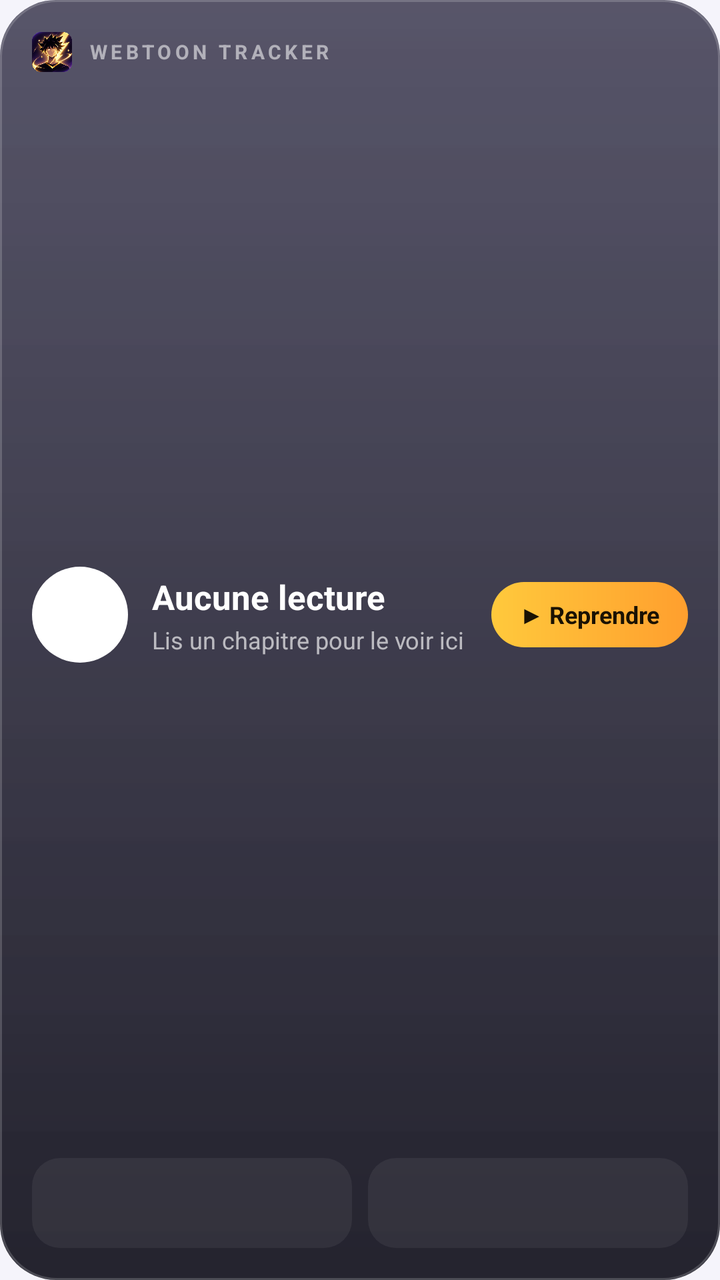
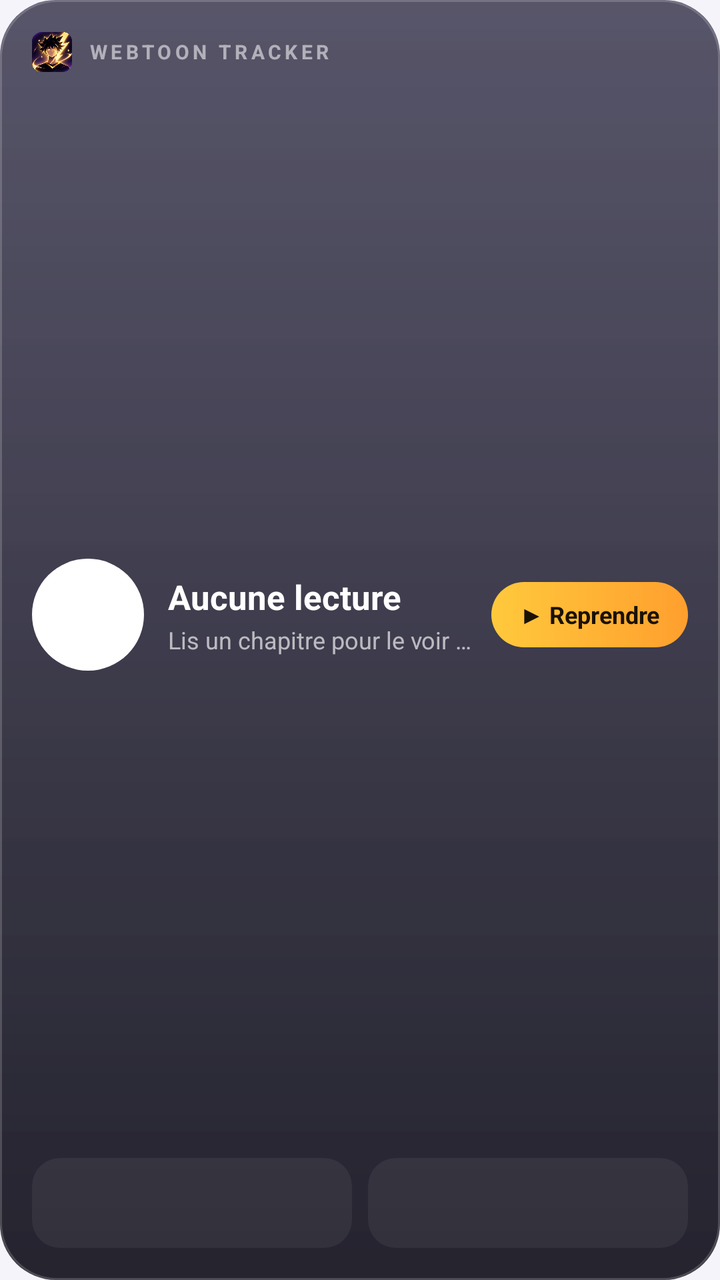

The first picture is an Android layout as it rendered before a commit; the second is the same layout after the commit. The layout source and the unified diff follow.
<!-- AndroidManifest.xml: application theme Theme.WebtoonTracker -->
<!-- res/layout/widget_glass.xml -->
<?xml version="1.0" encoding="utf-8"?>
<FrameLayout xmlns:android="http://schemas.android.com/apk/res/android"
    android:id="@+id/wRoot"
    android:layout_width="match_parent"
    android:layout_height="match_parent"
    android:background="@drawable/bg_widget_glass"
    android:padding="16dp">

    <LinearLayout
        android:layout_width="match_parent"
        android:layout_height="match_parent"
        android:orientation="vertical">

        <LinearLayout
            android:id="@+id/wHeader"
            android:layout_width="match_parent"
            android:layout_height="wrap_content"
            android:gravity="center_vertical"
            android:orientation="horizontal">

            <ImageView
                android:layout_width="20dp"
                android:layout_height="20dp"
                android:src="@drawable/ic_logo" />

            <TextView
                android:layout_width="0dp"
                android:layout_height="wrap_content"
                android:layout_marginStart="8dp"
                android:layout_weight="1"
                android:letterSpacing="0.18"
                android:text="WEBTOON TRACKER"
                android:textColor="#8CFFFFFF"
                android:textSize="10sp"
                android:textStyle="bold" />

            <TextView
                android:id="@+id/wWeek"
                android:layout_width="wrap_content"
                android:layout_height="wrap_content"
                android:textColor="#FFFFC93C"
                android:textSize="11sp"
                android:textStyle="bold" />
        </LinearLayout>

        <LinearLayout
            android:id="@+id/wMain"
            android:layout_width="match_parent"
            android:layout_height="0dp"
            android:layout_weight="1"
            android:gravity="center_vertical"
            android:orientation="horizontal">

            <FrameLayout
                android:layout_width="48dp"
                android:layout_height="48dp">

                <ImageView
                    android:id="@+id/wAvatarBg"
                    android:layout_width="match_parent"
                    android:layout_height="match_parent"
                    android:src="@drawable/widget_circle" />

                <TextView
                    android:id="@+id/wAvatar"
                    android:layout_width="match_parent"
                    android:layout_height="match_parent"
                    android:gravity="center"
                    android:textColor="#FFFFFF"
                    android:textSize="20sp"
                    android:textStyle="bold" />
            </FrameLayout>

            <LinearLayout
                android:layout_width="0dp"
                android:layout_height="wrap_content"
                android:layout_marginStart="12dp"
                android:layout_marginEnd="8dp"
                android:layout_weight="1"
                android:orientation="vertical">

                <TextView
                    android:id="@+id/wTitle"
                    android:layout_width="match_parent"
                    android:layout_height="wrap_content"
                    android:ellipsize="end"
                    android:maxLines="1"
                    android:text="Aucune lecture"
                    android:textColor="#FFFFFF"
                    android:textSize="17sp"
                    android:textStyle="bold" />

                <TextView
                    android:id="@+id/wSub"
                    android:layout_width="match_parent"
                    android:layout_height="wrap_content"
                    android:layout_marginTop="2dp"
                    android:ellipsize="end"
                    android:maxLines="1"
                    android:text="Lis un chapitre pour le voir ici"
                    android:textColor="#A6FFFFFF"
                    android:textSize="12sp" />
            </LinearLayout>

            <TextView
                android:id="@+id/wResume"
                android:layout_width="wrap_content"
                android:layout_height="wrap_content"
                android:background="@drawable/bg_widget_pill"
                android:paddingStart="14dp"
                android:paddingTop="8dp"
                android:paddingEnd="14dp"
                android:paddingBottom="8dp"
                android:text="▶ Reprendre"
                android:textColor="#1A1203"
                android:textSize="12sp"
                android:textStyle="bold" />
        </LinearLayout>

        <LinearLayout
            android:id="@+id/wRows"
            android:layout_width="match_parent"
            android:layout_height="wrap_content"
            android:orientation="horizontal">

            <LinearLayout
                android:id="@+id/wRow1"
                android:layout_width="0dp"
                android:layout_height="wrap_content"
                android:layout_weight="1"
                android:background="@drawable/bg_widget_row"
                android:orientation="vertical"
                android:paddingStart="10dp"
                android:paddingTop="7dp"
                android:paddingEnd="10dp"
                android:paddingBottom="7dp">

                <TextView
                    android:id="@+id/wRow1Title"
                    android:layout_width="match_parent"
                    android:layout_height="wrap_content"
                    android:ellipsize="end"
                    android:maxLines="1"
                    android:textColor="#E6FFFFFF"
                    android:textSize="12sp"
                    android:textStyle="bold" />

                <TextView
                    android:id="@+id/wRow1Ch"
                    android:layout_width="match_parent"
                    android:layout_height="wrap_content"
                    android:textColor="#8CFFFFFF"
                    android:textSize="11sp" />
            </LinearLayout>

            <LinearLayout
                android:id="@+id/wRow2"
                android:layout_width="0dp"
                android:layout_height="wrap_content"
                android:layout_marginStart="8dp"
                android:layout_weight="1"
                android:background="@drawable/bg_widget_row"
                android:orientation="vertical"
                android:paddingStart="10dp"
                android:paddingTop="7dp"
                android:paddingEnd="10dp"
                android:paddingBottom="7dp">

                <TextView
                    android:id="@+id/wRow2Title"
                    android:layout_width="match_parent"
                    android:layout_height="wrap_content"
                    android:ellipsize="end"
                    android:maxLines="1"
                    android:textColor="#E6FFFFFF"
                    android:textSize="12sp"
                    android:textStyle="bold" />

                <TextView
                    android:id="@+id/wRow2Ch"
                    android:layout_width="match_parent"
                    android:layout_height="wrap_content"
                    android:textColor="#8CFFFFFF"
                    android:textSize="11sp" />
            </LinearLayout>
        </LinearLayout>
    </LinearLayout>
</FrameLayout>
<!-- resources referenced by this layout -->
<resources>
  <!-- drawable bg_widget_glass (drawable) -->
  <?xml version="1.0" encoding="utf-8"?>
  <layer-list xmlns:android="http://schemas.android.com/apk/res/android">
      <item>
          <shape android:shape="rectangle">
              <corners android:radius="28dp" />
              <gradient android:angle="270" android:startColor="#D92A2740" android:endColor="#E60E0D18" />
          </shape>
      </item>
      <item android:bottom="60dp">
          <shape android:shape="rectangle">
              <corners android:topLeftRadius="28dp" android:topRightRadius="28dp" />
              <gradient android:angle="270" android:startColor="#14FFFFFF" android:endColor="#00FFFFFF" />
          </shape>
      </item>
      <item>
          <shape android:shape="rectangle">
              <corners android:radius="28dp" />
              <stroke android:width="1dp" android:color="#2EFFFFFF" />
          </shape>
      </item>
  </layer-list>
  <!-- drawable bg_widget_pill (drawable) -->
  <?xml version="1.0" encoding="utf-8"?>
  <shape xmlns:android="http://schemas.android.com/apk/res/android" android:shape="rectangle">
      <corners android:radius="999dp" />
      <gradient android:angle="0" android:startColor="#FFFFC93C" android:endColor="#FFFF9F2E" />
  </shape>
  <!-- drawable bg_widget_row (drawable) -->
  <?xml version="1.0" encoding="utf-8"?>
  <shape xmlns:android="http://schemas.android.com/apk/res/android" android:shape="rectangle">
      <corners android:radius="14dp" />
      <solid android:color="#0FFFFFFF" />
  </shape>
  <!-- drawable ic_logo: png bitmap (drawable-nodpi, 137217 bytes) -->
  <!-- drawable widget_circle (drawable) -->
  <?xml version="1.0" encoding="utf-8"?>
  <shape xmlns:android="http://schemas.android.com/apk/res/android" android:shape="oval">
      <solid android:color="#FFFFFFFF" />
  </shape>
  <style name="Theme.WebtoonTracker" parent="Theme.Material3.DayNight.NoActionBar">
          <item name="colorPrimary">@color/brand</item>
          <item name="colorOnPrimary">#FFFFFF</item>
          <item name="colorSecondary">@color/accent</item>
          <item name="android:colorBackground">@color/screen_bg</item>
          <item name="colorSurface">@color/card_bg</item>
          <item name="android:statusBarColor">@color/screen_bg</item>
          <item name="android:navigationBarColor">@color/screen_bg</item>
      </style>
  <color name="brand">#6D4AFF</color>
  <color name="accent">#FFB020</color>
  <color name="screen_bg">#F5F4FB</color>
  <color name="card_bg">#FFFFFF</color>
</resources>

<!-- the commit's change to res/layout/widget_glass.xml (unified diff, before → after) -->
@@ -52,14 +52,21 @@
             android:orientation="horizontal">
 
             <FrameLayout
-                android:layout_width="48dp"
-                android:layout_height="48dp">
+                android:layout_width="56dp"
+                android:layout_height="56dp">
 
                 <ImageView
                     android:id="@+id/wAvatarBg"
                     android:layout_width="match_parent"
                     android:layout_height="match_parent"
                     android:src="@drawable/widget_circle" />
+
+                <ImageView
+                    android:id="@+id/wCover"
+                    android:layout_width="match_parent"
+                    android:layout_height="match_parent"
+                    android:scaleType="centerCrop"
+                    android:visibility="gone" />
 
                 <TextView
                     android:id="@+id/wAvatar"
